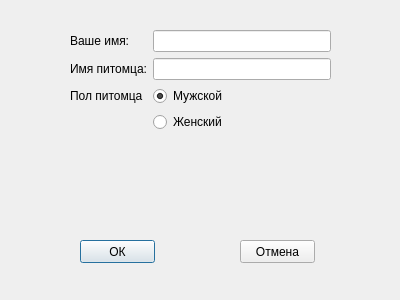
Above: createdialog.ui from artempal/tamagotchi before the change. Below: the same form after it.
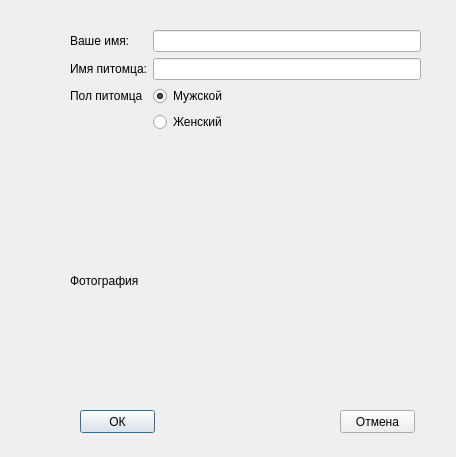
That is the form after the change.

```diff
--- a/createdialog.ui
+++ b/createdialog.ui
@@ -6,8 +6,8 @@
    <rect>
     <x>0</x>
     <y>0</y>
-    <width>400</width>
-    <height>300</height>
+    <width>456</width>
+    <height>457</height>
    </rect>
   </property>
   <property name="windowTitle">
@@ -17,7 +17,7 @@
    <property name="geometry">
     <rect>
      <x>80</x>
-     <y>240</y>
+     <y>410</y>
      <width>75</width>
      <height>23</height>
     </rect>
@@ -29,8 +29,8 @@
   <widget class="QPushButton" name="cancel_btn">
    <property name="geometry">
     <rect>
-     <x>240</x>
-     <y>240</y>
+     <x>340</x>
+     <y>410</y>
      <width>75</width>
      <height>23</height>
     </rect>
@@ -44,8 +44,8 @@
     <rect>
      <x>70</x>
      <y>30</y>
-     <width>261</width>
-     <height>191</height>
+     <width>351</width>
+     <height>111</height>
     </rect>
    </property>
    <layout class="QFormLayout" name="formLayout">
@@ -95,6 +95,25 @@
     </item>
    </layout>
   </widget>
+  <widget class="QWidget" name="verticalLayoutWidget">
+   <property name="geometry">
+    <rect>
+     <x>70</x>
+     <y>160</y>
+     <width>351</width>
+     <height>241</height>
+    </rect>
+   </property>
+   <layout class="QVBoxLayout" name="verticalLayout">
+    <item>
+     <widget class="QLabel" name="label_4">
+      <property name="text">
+       <string>Фотография</string>
+      </property>
+     </widget>
+    </item>
+   </layout>
+  </widget>
  </widget>
  <resources/>
  <connections/>
```
